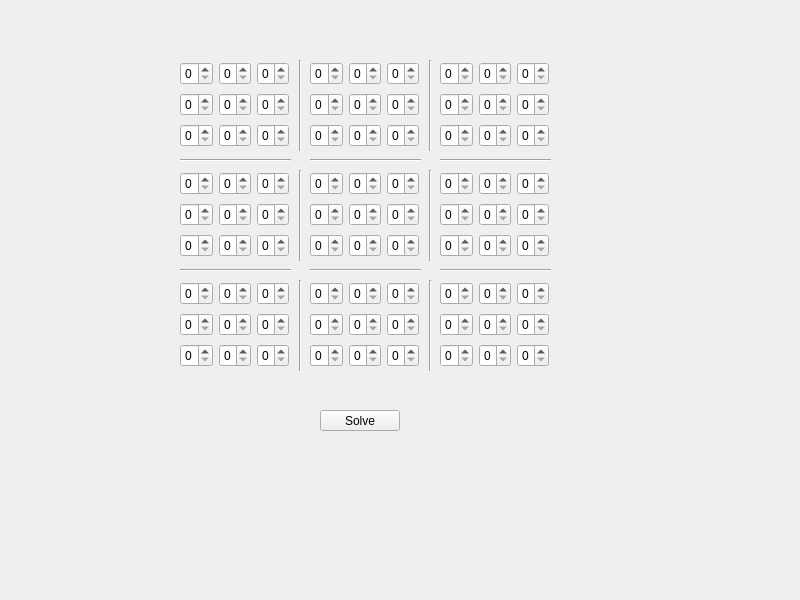
ChrisMurphy14/Sudoku-Solver, file SudokuSolver/sudokusolver.ui: the form before one commit.
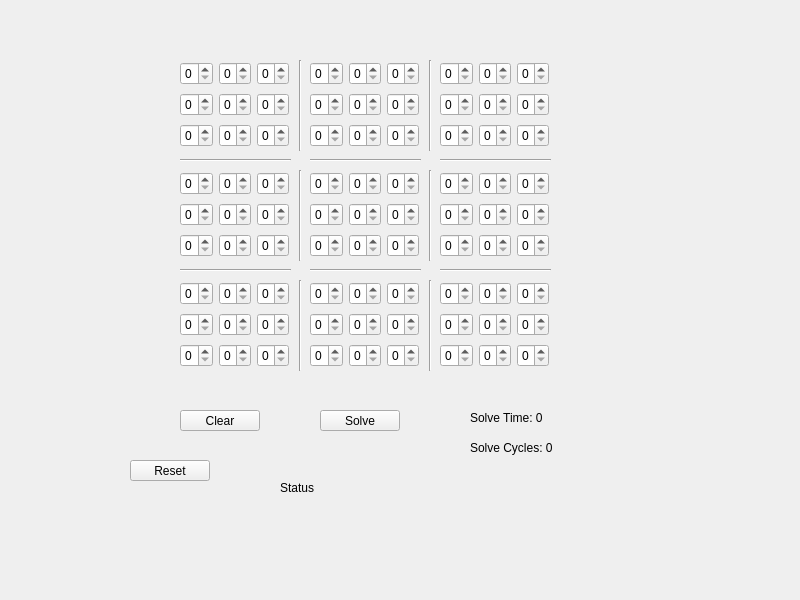
The form after the commit.

Commit message: Added 'Clear' button and timer labels

The edit to the form file:
```diff
--- a/SudokuSolver/sudokusolver.ui
+++ b/SudokuSolver/sudokusolver.ui
@@ -1451,6 +1451,71 @@
     <enum>Qt::Horizontal</enum>
    </property>
   </widget>
+  <widget class="QLabel" name="solveTimeLabel">
+   <property name="geometry">
+    <rect>
+     <x>470</x>
+     <y>410</y>
+     <width>221</width>
+     <height>16</height>
+    </rect>
+   </property>
+   <property name="text">
+    <string>Solve Time: 0</string>
+   </property>
+  </widget>
+  <widget class="QLabel" name="solveCyclesLabel">
+   <property name="geometry">
+    <rect>
+     <x>470</x>
+     <y>440</y>
+     <width>221</width>
+     <height>16</height>
+    </rect>
+   </property>
+   <property name="text">
+    <string>Solve Cycles: 0</string>
+   </property>
+  </widget>
+  <widget class="QLabel" name="generalLabel">
+   <property name="geometry">
+    <rect>
+     <x>280</x>
+     <y>480</y>
+     <width>301</width>
+     <height>16</height>
+    </rect>
+   </property>
+   <property name="text">
+    <string>Status</string>
+   </property>
+  </widget>
+  <widget class="QPushButton" name="clearButton">
+   <property name="geometry">
+    <rect>
+     <x>180</x>
+     <y>410</y>
+     <width>80</width>
+     <height>21</height>
+    </rect>
+   </property>
+   <property name="text">
+    <string>Clear</string>
+   </property>
+  </widget>
+  <widget class="QPushButton" name="resetButton">
+   <property name="geometry">
+    <rect>
+     <x>130</x>
+     <y>460</y>
+     <width>80</width>
+     <height>21</height>
+    </rect>
+   </property>
+   <property name="text">
+    <string>Reset</string>
+   </property>
+  </widget>
  </widget>
  <resources/>
  <connections/>
```
The commit also changes 15 other files.
